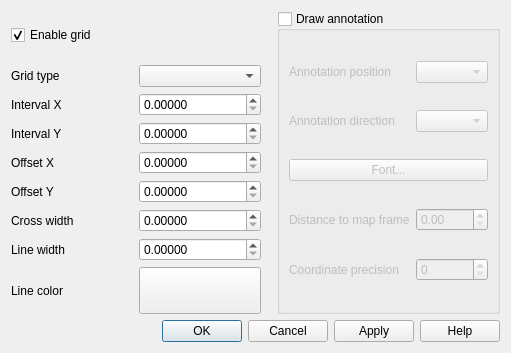
Old version of the form src/ui/qgsdecorationgriddialog.ui in the repository qgis/QGIS.
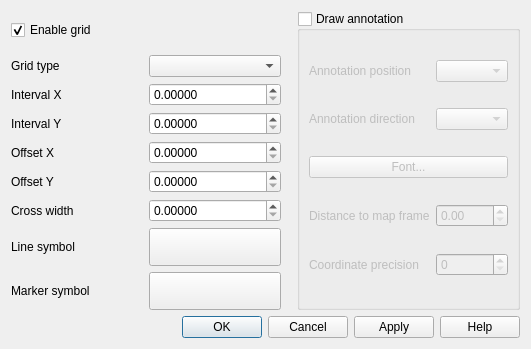
New version of the form. Custom widgets are drawn as their Qt base class.

Commit message: use symbologyv2 for lines and add marker symbols (in addition to Cross)

```diff
--- a/src/ui/qgsdecorationgriddialog.ui
+++ b/src/ui/qgsdecorationgriddialog.ui
@@ -6,8 +6,8 @@
    <rect>
     <x>0</x>
     <y>0</y>
-    <width>511</width>
-    <height>353</height>
+    <width>531</width>
+    <height>349</height>
    </rect>
   </property>
   <property name="windowTitle">
@@ -18,7 +18,7 @@
     <enum>QLayout::SetMinimumSize</enum>
    </property>
    <item>
-    <layout class="QGridLayout" name="gridLayout_3">
+    <layout class="QGridLayout" name="gridLayout_3" columnminimumwidth="125,0,0,0,0">
      <item row="1" column="0">
       <widget class="QLabel" name="mGridTypeLabel">
        <property name="accessibleName">
@@ -141,43 +141,13 @@
      <item row="7" column="0">
       <widget class="QLabel" name="mLineWidthLabel">
        <property name="text">
-        <string>Line width</string>
+        <string>Line symbol</string>
        </property>
        <property name="wordWrap">
         <bool>true</bool>
        </property>
       </widget>
      </item>
-     <item row="7" column="2">
-      <widget class="QDoubleSpinBox" name="mLineWidthSpinBox">
-       <property name="decimals">
-        <number>5</number>
-       </property>
-      </widget>
-     </item>
-     <item row="8" column="0">
-      <widget class="QLabel" name="mLineColorLabel">
-       <property name="text">
-        <string>Line color</string>
-       </property>
-       <property name="wordWrap">
-        <bool>true</bool>
-       </property>
-      </widget>
-     </item>
-     <item row="8" column="2">
-      <widget class="QgsColorButton" name="mLineColorButton">
-       <property name="sizePolicy">
-        <sizepolicy hsizetype="Preferred" vsizetype="Preferred">
-         <horstretch>0</horstretch>
-         <verstretch>0</verstretch>
-        </sizepolicy>
-       </property>
-       <property name="text">
-        <string/>
-       </property>
-      </widget>
-     </item>
      <item row="5" column="3">
       <spacer name="horizontalSpacer">
        <property name="orientation">
@@ -296,6 +266,39 @@
        </layout>
       </widget>
      </item>
+     <item row="8" column="0">
+      <widget class="QLabel" name="mMarkerSymbolLabel">
+       <property name="text">
+        <string>Marker symbol</string>
+       </property>
+      </widget>
+     </item>
+     <item row="7" column="2">
+      <widget class="QPushButton" name="mLineSymbolButton">
+       <property name="sizePolicy">
+        <sizepolicy hsizetype="Preferred" vsizetype="Preferred">
+         <horstretch>0</horstretch>
+         <verstretch>0</verstretch>
+        </sizepolicy>
+       </property>
+       <property name="text">
+        <string/>
+       </property>
+      </widget>
+     </item>
+     <item row="8" column="2">
+      <widget class="QPushButton" name="mMarkerSymbolButton">
+       <property name="sizePolicy">
+        <sizepolicy hsizetype="Preferred" vsizetype="Preferred">
+         <horstretch>0</horstretch>
+         <verstretch>0</verstretch>
+        </sizepolicy>
+       </property>
+       <property name="text">
+        <string/>
+       </property>
+      </widget>
+     </item>
     </layout>
    </item>
    <item>
@@ -310,13 +313,6 @@
    </item>
   </layout>
  </widget>
- <customwidgets>
-  <customwidget>
-   <class>QgsColorButton</class>
-   <extends>QToolButton</extends>
-   <header>qgscolorbutton.h</header>
-  </customwidget>
- </customwidgets>
  <resources/>
  <connections/>
 </ui>
```
Left out of the diff: 2 changed lines with no effect on the pictures. The commit also changes 2 other files.
